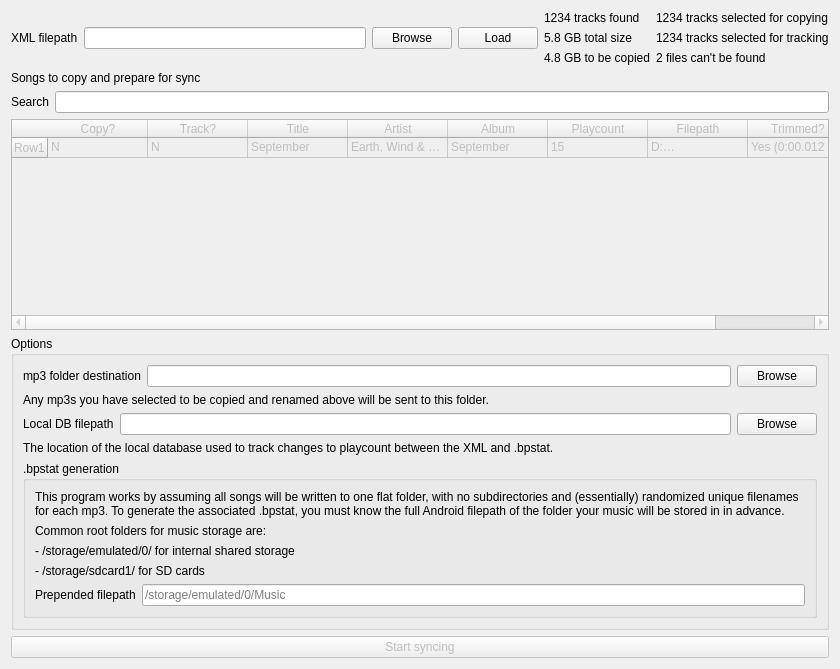
The window that first-time.ui (lgactna/bpsync) describes before a commit, drawn with Qt 5.
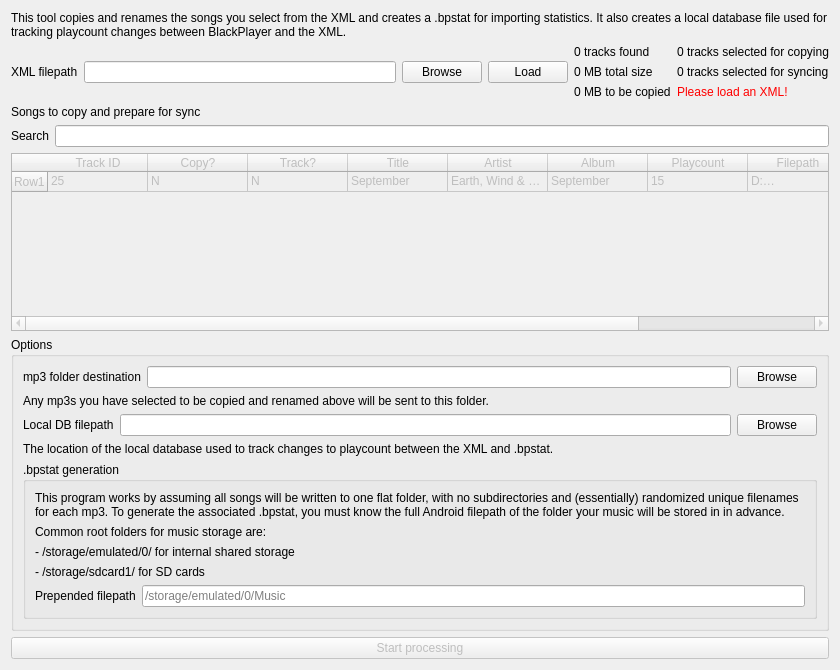
The same window after the commit.

What changed in the file:
```diff
--- a/first-time.ui
+++ b/first-time.ui
@@ -7,13 +7,23 @@
     <x>0</x>
     <y>0</y>
     <width>840</width>
-    <height>669</height>
+    <height>670</height>
    </rect>
   </property>
   <property name="windowTitle">
    <string>Form</string>
   </property>
   <layout class="QVBoxLayout" name="verticalLayout_3">
+   <item>
+    <widget class="QLabel" name="label_2">
+     <property name="text">
+      <string>This tool copies and renames the songs you select from the XML and creates a .bpstat for importing statistics. It also creates a local database file used for tracking playcount changes between BlackPlayer and the XML.</string>
+     </property>
+     <property name="wordWrap">
+      <bool>true</bool>
+     </property>
+    </widget>
+   </item>
    <item>
     <layout class="QHBoxLayout" name="horizontalLayout_6">
      <item>
@@ -47,42 +57,45 @@
          <item row="0" column="1">
           <widget class="QLabel" name="label_3">
            <property name="text">
-            <string>1234 tracks selected for copying</string>
+            <string>0 tracks selected for copying</string>
            </property>
           </widget>
          </item>
          <item row="1" column="1">
           <widget class="QLabel" name="label_5">
            <property name="text">
-            <string>1234 tracks selected for tracking</string>
+            <string>0 tracks selected for syncing</string>
            </property>
           </widget>
          </item>
          <item row="1" column="0">
           <widget class="QLabel" name="label_4">
            <property name="text">
-            <string>5.8 GB total size</string>
+            <string>0 MB total size</string>
            </property>
           </widget>
          </item>
          <item row="0" column="0">
-          <widget class="QLabel" name="label_2">
+          <widget class="QLabel" name="tracks_found_label">
            <property name="text">
-            <string>1234 tracks found</string>
+            <string>0 tracks found</string>
            </property>
           </widget>
          </item>
          <item row="2" column="0">
           <widget class="QLabel" name="label_6">
            <property name="text">
-            <string>4.8 GB to be copied</string>
+            <string>0 MB to be copied</string>
            </property>
           </widget>
          </item>
          <item row="2" column="1">
-          <widget class="QLabel" name="label_7">
+          <widget class="QLabel" name="tracks_error_label">
+           <property name="styleSheet">
+            <string notr="true">color:red</string>
+           </property>
            <property name="text">
-            <string>2 files can't be found</string>
+            <string>Please load an XML!</string>
            </property>
           </widget>
          </item>
@@ -147,6 +160,11 @@
        <string>Row1</string>
       </property>
      </row>
+     <column>
+      <property name="text">
+       <string>Track ID</string>
+      </property>
+     </column>
      <column>
       <property name="text">
        <string>Copy?</string>
@@ -189,7 +207,7 @@
      </column>
      <item row="0" column="0">
       <property name="text">
-       <string>N</string>
+       <string>25</string>
       </property>
      </item>
      <item row="0" column="1">
@@ -199,31 +217,36 @@
      </item>
      <item row="0" column="2">
       <property name="text">
-       <string>September</string>
+       <string>N</string>
       </property>
      </item>
      <item row="0" column="3">
       <property name="text">
-       <string>Earth, Wind &amp; Fire</string>
+       <string>September</string>
       </property>
      </item>
      <item row="0" column="4">
       <property name="text">
-       <string>September</string>
+       <string>Earth, Wind &amp; Fire</string>
       </property>
      </item>
      <item row="0" column="5">
       <property name="text">
-       <string>15</string>
+       <string>September</string>
       </property>
      </item>
      <item row="0" column="6">
       <property name="text">
-       <string>D:\Music\september.mp3</string>
+       <string>15</string>
       </property>
      </item>
      <item row="0" column="7">
       <property name="text">
+       <string>D:\Music\september.mp3</string>
+      </property>
+     </item>
+     <item row="0" column="8">
+      <property name="text">
        <string>Yes (0:00.012 - 3:36.150)</string>
       </property>
      </item>
@@ -367,7 +390,7 @@
       <bool>false</bool>
      </property>
      <property name="text">
-      <string>Start syncing</string>
+      <string>Start processing</string>
      </property>
     </widget>
    </item>
```
Left out of the diff: 36 changed lines with no effect on the pictures.
